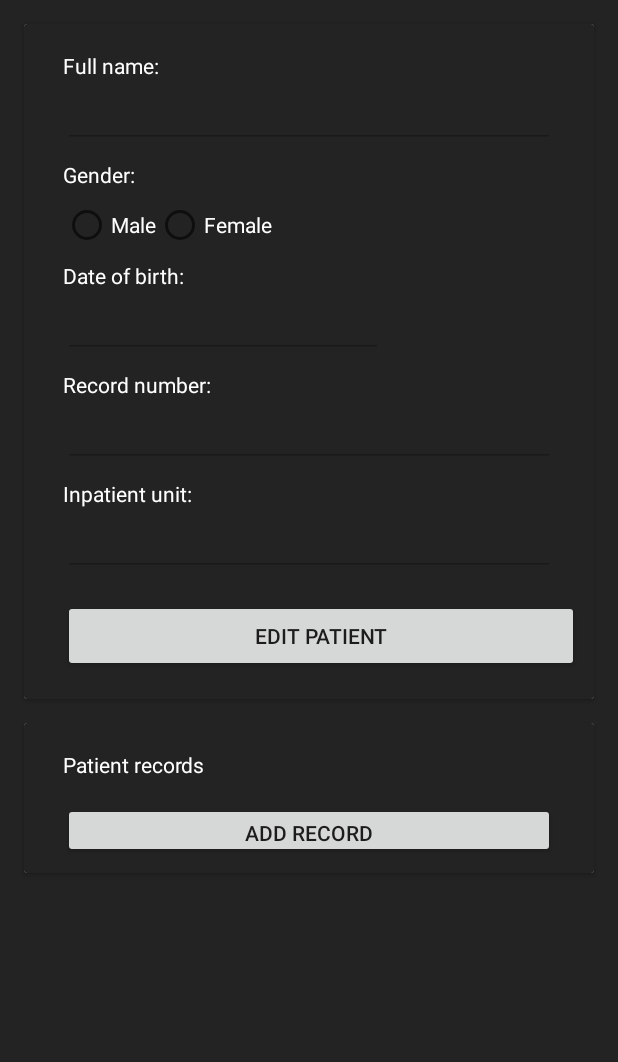
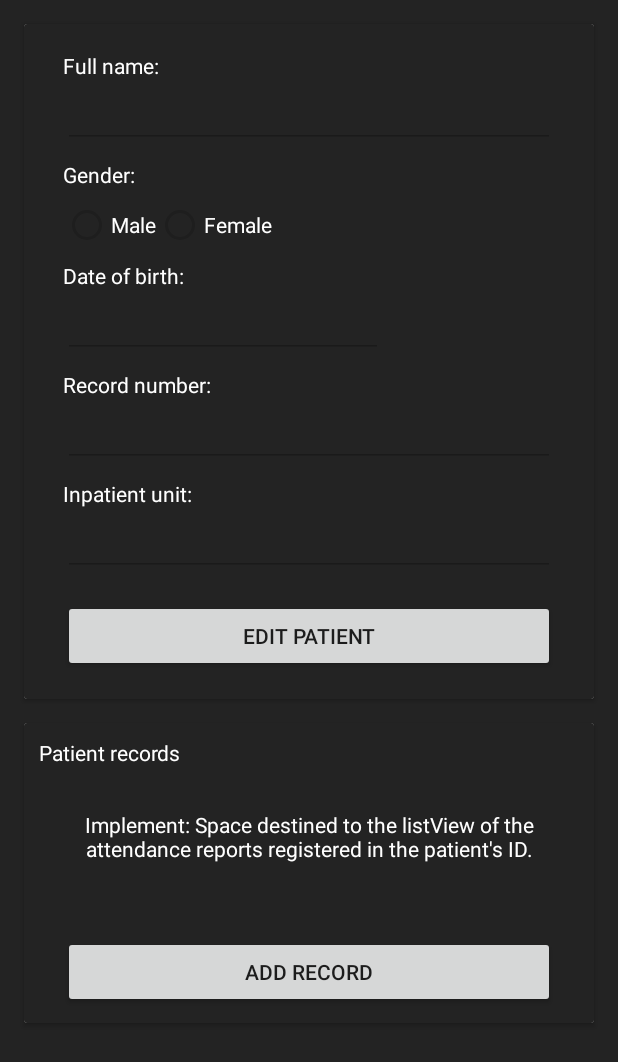
Before and after one commit to audreybenetti/Cogitare, an Android app: the layout activity_ver_paciente.xml on its own in the app's theme, with its tools: preview values and no code run, on a phone screen of 412 x 824 dp. Shown: the top 1062 px of the screen. Run offline under Robolectric (Android 15) with nearby library versions, the phone set to English and light mode, and no system bars.

Commit message:
Corrige bugs.

```diff
--- a/app/src/main/java/br/com/cogitare/CadastrarPacienteActivity.java
+++ b/app/src/main/java/br/com/cogitare/CadastrarPacienteActivity.java
@@ -138,13 +138,13 @@ public class CadastrarPacienteActivity extends AppCompatActivity {
         String nome = editNome.getText().toString();
         String genero = String.valueOf(radioGroupGeneros.getCheckedRadioButtonId());
         Date dataNascimento = calendario.getTime();
-        String prontuario = editProntuario.getText().toString();
+        Integer prontuario = Integer.valueOf(editProntuario.getText().toString());
         String unidade = editUnidade.getSelectedItem().toString();
 
         paciente.setNome(nome);
         paciente.setSexo(toGeneroEnum(genero));
         paciente.setDataNascimento(dataNascimento);
-        paciente.setNumeroProntuario(Integer.valueOf(prontuario));
+        paciente.setNumeroProntuario(prontuario);
         paciente.setUnidadeInternacao(unidade);
 
         PacientesDatabase database = PacientesDatabase.getDatabase(this);
--- a/app/src/main/res/layout/activity_ver_paciente.xml
+++ b/app/src/main/res/layout/activity_ver_paciente.xml
@@ -55,7 +55,6 @@
                 android:layout_marginBottom="8dp"
                 android:ems="10"
                 android:enabled="false"
-                android:focusable="false"
                 app:layout_constraintBottom_toTopOf="@+id/view_sexo"
                 app:layout_constraintEnd_toEndOf="parent"
                 app:layout_constraintStart_toStartOf="parent"
@@ -107,8 +106,8 @@
                 android:layout_marginEnd="16dp"
                 android:layout_marginRight="16dp"
                 android:ems="10"
+                android:focusable="false"
                 android:enabled="false"
-                android:focusable="false"
                 app:layout_constraintBottom_toTopOf="@+id/view_unidade_internacao"
                 app:layout_constraintEnd_toEndOf="parent"
                 app:layout_constraintHorizontal_bias="1.0"
@@ -160,6 +159,7 @@
                     android:layout_width="match_parent"
                     android:layout_height="wrap_content"
                     android:focusable="false"
+                    android:enabled="false"
                     android:text="@string/sexo_masculino" />
 
                 <RadioButton
@@ -168,6 +168,7 @@
                     android:layout_width="match_parent"
                     android:layout_height="wrap_content"
                     android:focusable="false"
+                    android:enabled="false"
                     android:text="@string/sexo_feminino" />
             </RadioGroup>
 
@@ -178,7 +179,6 @@
                 android:layout_marginStart="16dp"
                 android:layout_marginLeft="16dp"
                 android:layout_marginBottom="8dp"
-                android:cursorVisible="true"
                 android:ems="10"
                 android:enabled="false"
                 android:focusable="false"
@@ -193,10 +193,12 @@
                 android:layout_marginStart="16dp"
                 android:layout_marginLeft="16dp"
                 android:layout_marginTop="16dp"
+                android:layout_marginEnd="16dp"
+                android:layout_marginRight="16dp"
                 android:onClick="editarPaciente"
                 android:text="Edit patient"
-                app:layout_constraintStart_toStartOf="parent"
-                app:layout_constraintTop_toBottomOf="@+id/edit_unidade_internacao" />
+                app:layout_constraintTop_toBottomOf="@+id/edit_unidade_internacao"
+                />
 
         </android.support.constraint.ConstraintLayout>
     </android.support.v7.widget.CardView>
@@ -204,7 +206,7 @@
     <android.support.v7.widget.CardView
         style="@style/SCREEN"
         android:layout_width="match_parent"
-        android:layout_height="100dp"
+        android:layout_height="200dp"
         android:layout_marginStart="16dp"
         android:layout_marginLeft="16dp"
         android:layout_marginTop="16dp"
@@ -213,7 +215,7 @@
         app:layout_constraintTop_toBottomOf="@+id/card_view_cadastro">
 
 
-        <android.support.v7.widget.LinearLayoutCompat
+        <android.support.constraint.ConstraintLayout
             style="@style/SCREEN"
             android:layout_width="match_parent"
             android:layout_height="match_parent"
@@ -225,10 +227,23 @@
                 style="@style/TEXT"
                 android:layout_width="wrap_content"
                 android:layout_height="wrap_content"
-                android:layout_marginStart="16dp"
-                android:layout_marginLeft="16dp"
-                android:layout_marginTop="8dp"
-                android:text="@string/registros_paciente" />
+                android:text="@string/registros_paciente"
+                app:layout_constraintStart_toStartOf="parent"
+                app:layout_constraintTop_toTopOf="parent" />
+
+            <TextView
+                android:id="@+id/textView3"
+                style="@style/TEXT"
+                android:layout_width="wrap_content"
+                android:layout_height="0dp"
+                android:gravity="center"
+                android:text="@string/aviso_a_implementar"
+                app:layout_constraintBottom_toTopOf="@+id/buttonAddRegistro"
+                app:layout_constraintEnd_toEndOf="parent"
+                app:layout_constraintHorizontal_bias="0.494"
+                app:layout_constraintStart_toStartOf="parent"
+                app:layout_constraintTop_toTopOf="parent"
+                app:layout_constraintVertical_bias="0.547" />
 
             <Button
                 android:id="@+id/buttonAddRegistro"
@@ -236,13 +251,15 @@
                 android:layout_height="wrap_content"
                 android:layout_marginStart="16dp"
                 android:layout_marginLeft="16dp"
-                android:layout_marginTop="16dp"
                 android:layout_marginEnd="16dp"
                 android:layout_marginRight="16dp"
                 android:onClick="adicionarAvaliacao"
-                android:text="@string/adicionar_registro" />
+                android:text="@string/adicionar_registro"
+                app:layout_constraintBottom_toBottomOf="parent"
+                app:layout_constraintEnd_toEndOf="parent"
+                app:layout_constraintStart_toStartOf="parent" />
 
-        </android.support.v7.widget.LinearLayoutCompat>
+        </android.support.constraint.ConstraintLayout>
     </android.support.v7.widget.CardView>
 
 </android.support.constraint.ConstraintLayout>
--- a/app/src/main/res/values/strings.xml
+++ b/app/src/main/res/values/strings.xml
@@ -49,5 +49,6 @@
     <string name="registros_paciente">Patient records</string>
     <string name="adicionar_registro">Add record</string>
     <string name="open_patient">Open patient</string>
+    <string name="aviso_a_implementar">Implement: Space destined to the listView of the attendance reports registered in the patient\'s ID.</string>
 
 </resources>
```
Also changed, not shown: app/src/main/java/br/com/cogitare/AdicionarAvaliacaoActivity.java (+27 -18 lines), app/src/main/java/br/com/cogitare/ConfiguracoesActivity.java (+10 -0 lines), app/src/main/java/br/com/cogitare/VerPacienteActivity.java (+26 -2 lines), app/src/main/res/layout/activity_adicionar_avaliacao.xml (+20 -3 lines), app/src/main/res/layout/activity_cadastrar_paciente.xml (+7 -14 lines), 1 other file.
